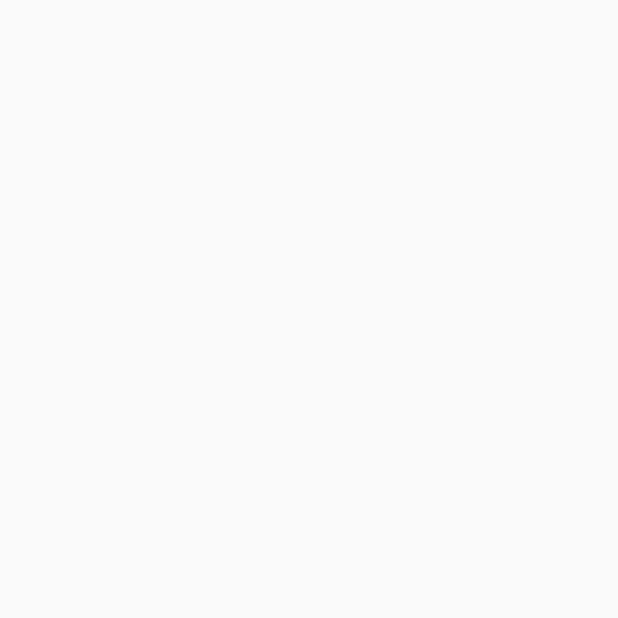
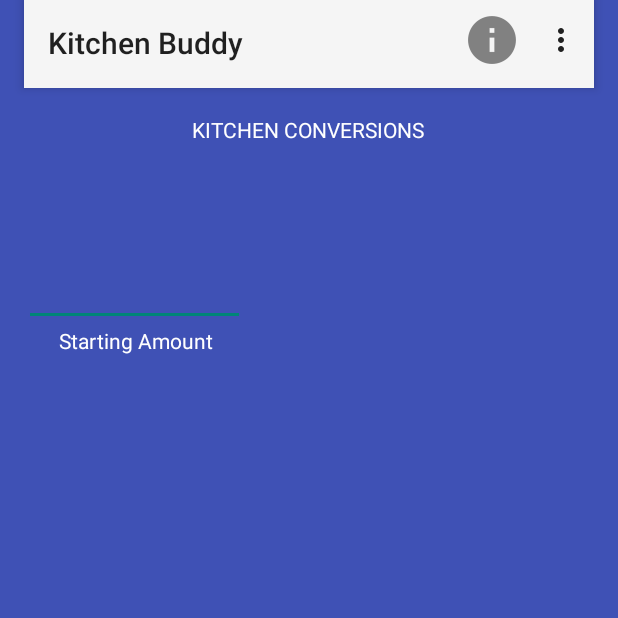
Before and after one commit to NathanielBarnett/CS449---Semester-Project, an Android app: the screen it shows after launch (MainActivity), on a phone screen of 412 x 824 dp, the top half of it. Before the commit the part shown is empty. Run offline under Robolectric (Android 15) with nearby library versions, the phone set to English and light mode, and no system bars.

Commit message:
Fixing Appbar
Enabled appbar functionality and about button.

```diff
--- a/CS449-App/app/src/main/AndroidManifest.xml
+++ b/CS449-App/app/src/main/AndroidManifest.xml
@@ -16,6 +16,7 @@
                 <category android:name="android.intent.category.LAUNCHER" />
             </intent-filter>
         </activity>
+        <activity android:name=".AboutActivity"></activity>
     </application>
 
 </manifest>
--- a/CS449-App/app/src/main/java/com/example/nathaniel/cs449_app/MainActivity.java
+++ b/CS449-App/app/src/main/java/com/example/nathaniel/cs449_app/MainActivity.java
@@ -2,6 +2,9 @@ package com.example.nathaniel.cs449_app;
 
 import android.support.v7.app.AppCompatActivity;
 import android.os.Bundle;
+import android.support.v7.widget.Toolbar;
+import android.view.Menu;
+import android.view.MenuInflater;
 
 public class MainActivity extends AppCompatActivity {
 
@@ -9,5 +12,15 @@ public class MainActivity extends AppCompatActivity {
     protected void onCreate(Bundle savedInstanceState) {
         super.onCreate(savedInstanceState);
         setContentView(R.layout.activity_main);
+        Toolbar myToolbar = (Toolbar) findViewById(R.id.toolbar);
+        setSupportActionBar(myToolbar);
+    }
+
+    @Override
+    public boolean onCreateOptionsMenu(Menu menu) {
+        // Inflate the menu; this adds items to the action bar if it is present.
+        MenuInflater inflater = getMenuInflater();
+        inflater.inflate(R.menu.toolbar, menu);
+        return super.onCreateOptionsMenu(menu);
     }
 }
--- a/CS449-App/app/src/main/res/layout/activity_main.xml
+++ b/CS449-App/app/src/main/res/layout/activity_main.xml
@@ -4,6 +4,83 @@
     xmlns:tools="http://schemas.android.com/tools"
     android:layout_width="match_parent"
     android:layout_height="match_parent"
+    android:background="@color/colorPrimary"
     tools:context="com.example.nathaniel.cs449_app.MainActivity">
 
+
+    <android.support.v7.widget.Toolbar
+        android:id="@+id/toolbar"
+        android:layout_width="fill_parent"
+        android:layout_height="60dp"
+        android:background="?attr/colorPrimary"
+        android:elevation="4dp"
+        android:theme="@style/ThemeOverlay.AppCompat.ActionBar"
+        app:popupTheme="@style/ThemeOverlay.AppCompat.Light"
+        android:layout_marginLeft="16dp"
+        app:layout_constraintLeft_toLeftOf="parent"
+        android:layout_marginRight="16dp"
+        app:layout_constraintRight_toRightOf="parent"
+        app:layout_constraintTop_toTopOf="parent"
+        android:layout_marginTop="-2dp"
+        app:layout_constraintHorizontal_bias="0.0"
+        tools:layout_editor_absoluteX="-4dp" />
+
+    <EditText
+        android:id="@+id/starting_val"
+        android:layout_width="147dp"
+        android:layout_height="42dp"
+        android:layout_marginLeft="16dp"
+        android:ems="10"
+        android:inputType="phone"
+        android:textColor="@android:color/background_light"
+        app:layout_constraintLeft_toLeftOf="parent"
+        android:layout_marginStart="16dp"
+        app:layout_constraintTop_toTopOf="parent"
+        android:layout_marginTop="175dp" />
+
+    <TextView
+        android:id="@+id/textView"
+        android:layout_width="216dp"
+        android:layout_height="42dp"
+        android:layout_marginRight="16dp"
+        android:text="@string/title_menu"
+        android:textAllCaps="true"
+        android:gravity="center"
+        android:textColor="@android:color/background_light"
+        app:layout_constraintRight_toRightOf="parent"
+        android:layout_marginLeft="16dp"
+        app:layout_constraintLeft_toLeftOf="parent"
+        app:layout_constraintHorizontal_bias="0.496"
+        android:layout_marginStart="16dp"
+        android:layout_marginEnd="16dp"
+        app:layout_constraintTop_toTopOf="parent"
+        android:layout_marginTop="65dp" />
+
+    <TextView
+        android:id="@+id/starting_desc"
+        android:layout_width="148dp"
+        android:layout_height="30dp"
+        android:isScrollContainer="true"
+        android:text="@string/starting_desc_string"
+        android:textAlignment="center"
+        android:textColor="@android:color/background_light"
+        app:layout_constraintTop_toBottomOf="@+id/starting_val"
+        android:layout_marginLeft="16dp"
+        app:layout_constraintLeft_toLeftOf="parent"
+        android:layout_marginStart="16dp" />
+
+    <TextView
+        android:id="@+id/result_val_view"
+        android:layout_width="137dp"
+        android:layout_height="65dp"
+        android:layout_marginTop="98dp"
+        android:autoText="false"
+        android:text="@string/result_val"
+        android:textColor="@android:color/background_light"
+        android:visibility="visible"
+        app:layout_constraintTop_toBottomOf="@+id/starting_val"
+        android:layout_marginLeft="27dp"
+        app:layout_constraintLeft_toLeftOf="parent"
+        android:layout_marginStart="27dp" />
+
 </android.support.constraint.ConstraintLayout>
--- /dev/null
+++ b/CS449-App/app/src/main/res/menu/toolbar.xml
@@ -0,0 +1,18 @@
+<?xml version="1.0" encoding="utf-8"?>
+<menu xmlns:android="http://schemas.android.com/apk/res/android"
+    xmlns:app="http://schemas.android.com/apk/res-auto">
+
+    <!-- "Mark Favorite", should appear as action button if possible -->
+
+    <!-- About button, shows info about the app-->
+    <item
+        android:id="@+id/about_button"
+        android:icon="@drawable/info_art"
+        android:title="@string/about_string"
+        app:showAsAction="ifRoom" />
+    <item
+        android:id="@+id/menu_button"
+        android:icon="@drawable/menu_art"
+        android:title="@string/menu_string"
+        app:showAsAction="never"/>
+</menu>
--- a/CS449-App/app/src/main/res/values/colors.xml
+++ b/CS449-App/app/src/main/res/values/colors.xml
@@ -1,6 +1,6 @@
 <?xml version="1.0" encoding="utf-8"?>
 <resources>
-    <color name="colorPrimary">#3F51B5</color>
+    <color name="colorPrimary">#3f51b5</color>
     <color name="colorPrimaryDark">#303F9F</color>
     <color name="colorAccent">#FF4081</color>
 </resources>
--- a/CS449-App/app/src/main/res/values/strings.xml
+++ b/CS449-App/app/src/main/res/values/strings.xml
@@ -1,3 +1,9 @@
 <resources>
-    <string name="app_name">CS449-App</string>
+    <string name="app_name">Kitchen Buddy</string>
+    <string name="title_menu">Kitchen Conversions</string>
+    <string name="starting_desc_string">Starting Amount</string>
+    <string name="result_val"></string>
+    <string name="about_string">About</string>
+    <string name="menu_string">Menu</string>
+    <string name="settings_string">Settings</string>
 </resources>
```
Also changed, not shown: CS449-App/app/src/main/res/drawable-hdpi/info_art.png (added), CS449-App/app/src/main/res/drawable-hdpi/menu_art.png (added), CS449-App/app/src/main/res/drawable-mdpi/info_art.png (added), CS449-App/app/src/main/res/drawable-mdpi/menu_art.png (added), CS449-App/app/src/main/res/drawable-xhdpi/info_art.png (added), CS449-App/app/src/main/res/drawable-xhdpi/menu_art.png (added), CS449-App/app/src/main/res/drawable-xxhdpi/info_art.png (added), CS449-App/app/src/main/res/drawable-xxhdpi/menu_art.png (added).
